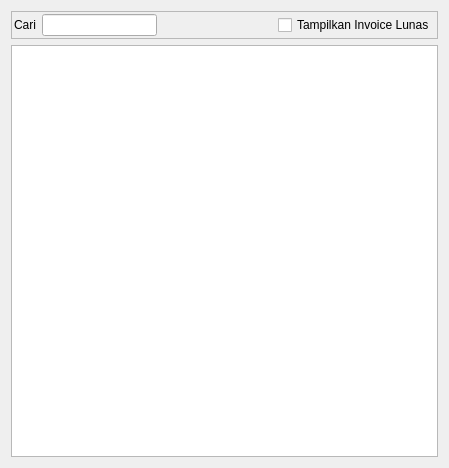
Above: src/widget/invoiceviews.ui from AyahnaSyahid/LazyMins before the change. Below: the same form after it.
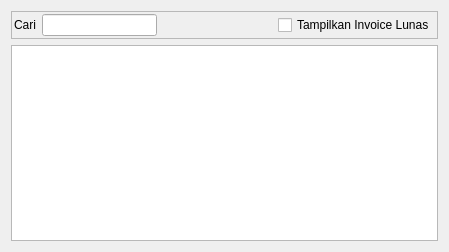
That is the form after the change.

Diff of the .ui file:
```diff
--- a/src/widget/invoiceviews.ui
+++ b/src/widget/invoiceviews.ui
@@ -7,7 +7,7 @@
     <x>0</x>
     <y>0</y>
     <width>449</width>
-    <height>468</height>
+    <height>252</height>
    </rect>
   </property>
   <property name="windowTitle">
@@ -116,12 +116,21 @@
      <property name="contextMenuPolicy">
       <enum>Qt::ContextMenuPolicy::CustomContextMenu</enum>
      </property>
-     <attribute name="horizontalHeaderStretchLastSection">
+     <property name="sortingEnabled">
       <bool>true</bool>
+     </property>
+     <attribute name="horizontalHeaderDefaultSectionSize">
+      <number>80</number>
      </attribute>
      <attribute name="verticalHeaderVisible">
       <bool>false</bool>
      </attribute>
+     <attribute name="verticalHeaderMinimumSectionSize">
+      <number>20</number>
+     </attribute>
+     <attribute name="verticalHeaderDefaultSectionSize">
+      <number>22</number>
+     </attribute>
     </widget>
    </item>
   </layout>
```
Left out of the diff: 6 changed lines with no effect on the pictures.
